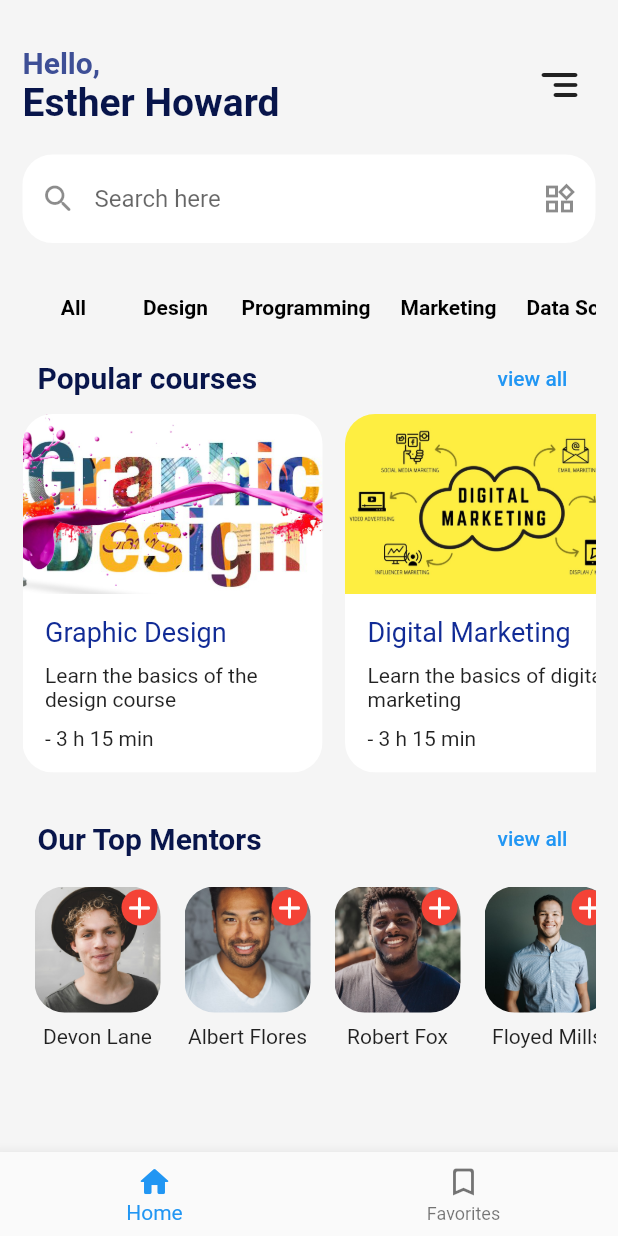
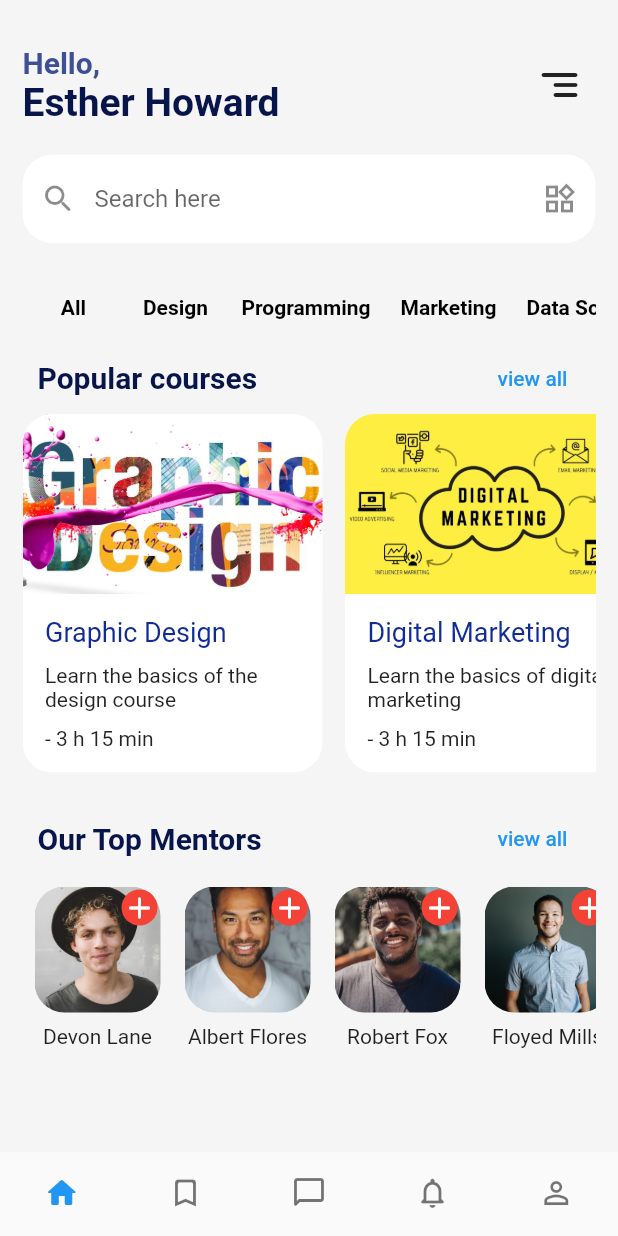
Before and after one commit to Basith-P/Eduvy, a Flutter app: the screen it shows after launch, on a phone screen of 412 x 824 dp. Run offline on Flutter 3.47's test engine with Material 2 defaults, Android fonts, the phone set to English and light mode, and no system bars.

```diff
--- a/lib/screens/home.dart
+++ b/lib/screens/home.dart
@@ -152,14 +152,36 @@ class HomeScreen extends StatelessWidget {
         ),
       ),
       bottomNavigationBar: BottomNavigationBar(
+        elevation: 0,
+        currentIndex: 0,
+        type: BottomNavigationBarType.fixed,
+        showSelectedLabels: false,
+        showUnselectedLabels: false,
         items: const <BottomNavigationBarItem>[
           BottomNavigationBarItem(
-            icon: Icon(Icons.home_rounded),
+            icon: Icon(Icons.home_outlined),
+            activeIcon: Icon(Icons.home_rounded),
             label: 'Home',
           ),
           BottomNavigationBarItem(
             icon: Icon(Icons.bookmark_outline_rounded),
-            label: 'Favorites',
+            activeIcon: Icon(Icons.bookmark_rounded),
+            label: 'Bookmark',
+          ),
+          BottomNavigationBarItem(
+            icon: Icon(Icons.chat_bubble_outline_rounded),
+            activeIcon: Icon(Icons.chat_bubble_rounded),
+            label: 'Chat',
+          ),
+          BottomNavigationBarItem(
+            icon: Icon(Icons.notifications_none_rounded),
+            activeIcon: Icon(Icons.notifications_rounded),
+            label: 'Notifications',
+          ),
+          BottomNavigationBarItem(
+            icon: Icon(Icons.person_outline),
+            activeIcon: Icon(Icons.person_rounded),
+            label: 'Profile',
           ),
         ],
       ),
```
